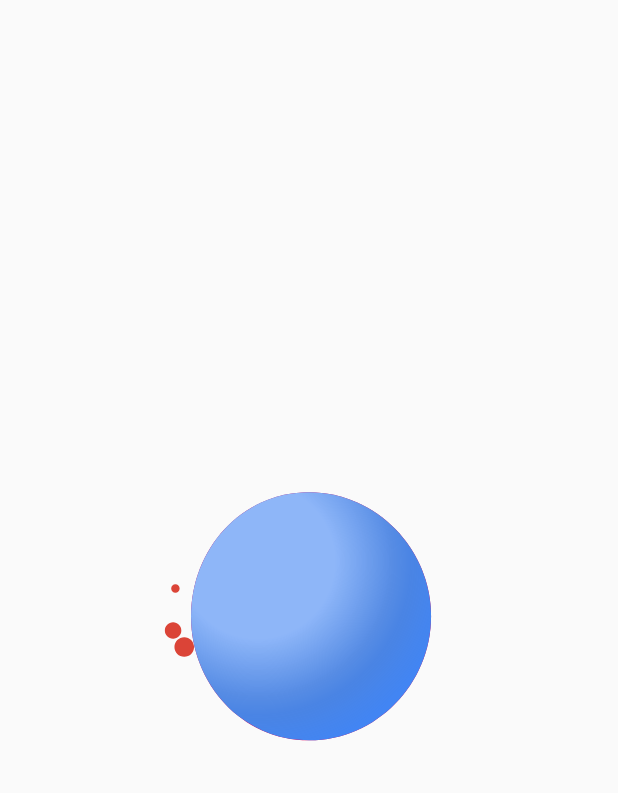
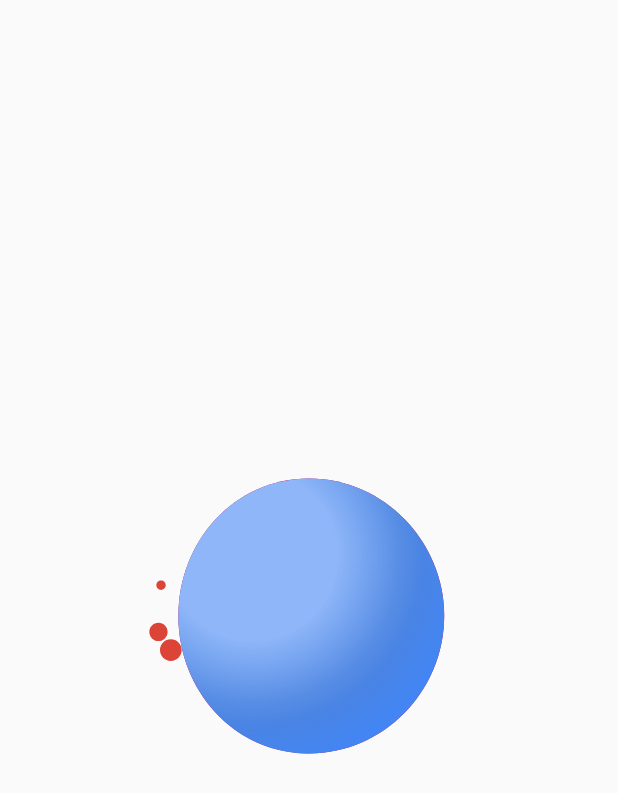
Before and after one commit to mojahid2021/TMDB, an Android app: the layout dialog_custom_progress.xml on its own in the app's theme, with its tools: preview values and no code run, on a phone screen of 412 x 824 dp. Shown: the top 793 px of the screen. Run offline under Robolectric (Android 15) with nearby library versions, the phone set to English and light mode, and no system bars; network calls fail.

Commit message:
added more features

```diff
--- a/app/src/main/res/layout/activity_movie_details.xml
+++ b/app/src/main/res/layout/activity_movie_details.xml
@@ -139,7 +139,7 @@
 
 
                            <androidx.cardview.widget.CardView
-                               android:layout_width="115dp"
+                               android:layout_width="110dp"
                                android:layout_marginRight="2dp"
                                android:layout_height="5dp">
                                <com.horizonhunters.tmdb.VoteBarView
--- a/app/src/main/res/layout/activity_movies.xml
+++ b/app/src/main/res/layout/activity_movies.xml
@@ -6,6 +6,7 @@
     android:layout_width="match_parent"
     android:background="@color/black"
     android:layout_height="match_parent"
+    android:orientation="vertical"
     tools:context=".home.Movies.MoviesActivity">
     <LinearLayout
         android:layout_width="match_parent"
@@ -18,4 +19,5 @@
             tools:listitem="@layout/item_poster" />
     </LinearLayout>
 
+
 </androidx.core.widget.NestedScrollView>
--- a/app/src/main/res/layout/dialog_custom_progress.xml
+++ b/app/src/main/res/layout/dialog_custom_progress.xml
@@ -2,9 +2,7 @@
 <RelativeLayout xmlns:android="http://schemas.android.com/apk/res/android"
     android:layout_width="match_parent"
     android:layout_height="match_parent"
-    xmlns:app="http://schemas.android.com/apk/res-auto"
-    android:background="@android:color/transparent"
-    android:padding="20dp">
+    xmlns:app="http://schemas.android.com/apk/res-auto">
 
     <com.airbnb.lottie.LottieAnimationView
         android:id="@+id/lottie_animation_view"
```
